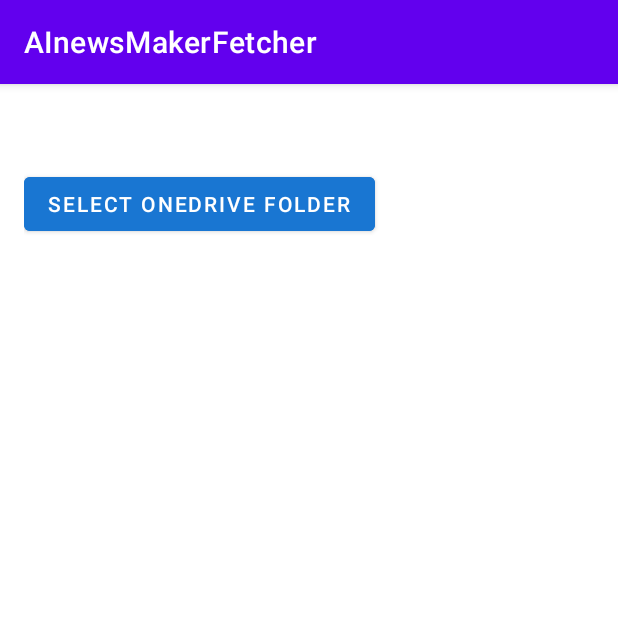
After one commit to SpyrosMagripis/AInewsMakerFetcher, an Android app: the LocalNewsActivity screen opened directly, with no data from a screen before it, on a phone screen of 412 x 824 dp, the top half of it. The commit adds this screen. Run offline under Robolectric (Android 15) with nearby library versions, the phone set to English and light mode, and no system bars.

Commit message:
feat: add local news activities and layouts

```diff
--- a/app/build.gradle.kts
+++ b/app/build.gradle.kts
@@ -41,6 +41,7 @@ dependencies {
     implementation(libs.androidx.appcompat)
     implementation(libs.material)
     implementation(libs.commonmark)
+    implementation(libs.androidx.documentfile)
     testImplementation(libs.junit)
     androidTestImplementation(libs.androidx.junit)
     androidTestImplementation(libs.androidx.espresso.core)
--- a/app/src/main/AndroidManifest.xml
+++ b/app/src/main/AndroidManifest.xml
@@ -21,6 +21,8 @@
             </intent-filter>
         </activity>
         <activity android:name=".ReportActivity" />
-    </application>
+        <activity android:name=".LocalNewsActivity" />
+        <activity android:name=".LocalReportActivity" />
+      </application>
 
 </manifest>
--- /dev/null
+++ b/app/src/main/java/com/spymag/ainewsmakerfetcher/LocalNewsActivity.kt
@@ -0,0 +1,109 @@
+package com.spymag.ainewsmakerfetcher
+
+import android.app.Activity
+import android.content.Intent
+import android.content.res.Configuration
+import android.net.Uri
+import android.os.Bundle
+import android.view.View
+import android.widget.Button
+import android.widget.ListView
+import androidx.appcompat.app.AppCompatActivity
+import androidx.core.view.ViewCompat
+import androidx.core.view.WindowCompat
+import androidx.core.view.WindowInsetsCompat
+import androidx.core.view.WindowInsetsControllerCompat
+import androidx.documentfile.provider.DocumentFile
+
+class LocalNewsActivity : AppCompatActivity() {
+
+    private lateinit var listView: ListView
+    private lateinit var adapter: LocalNewsAdapter
+
+    override fun onCreate(savedInstanceState: Bundle?) {
+        super.onCreate(savedInstanceState)
+        WindowCompat.setDecorFitsSystemWindows(window, false)
+        setContentView(R.layout.activity_local_news)
+        val controller = WindowInsetsControllerCompat(window, window.decorView)
+        controller.show(WindowInsetsCompat.Type.systemBars())
+        val isLightMode =
+            (resources.configuration.uiMode and Configuration.UI_MODE_NIGHT_MASK) !=
+                Configuration.UI_MODE_NIGHT_YES
+        controller.isAppearanceLightStatusBars = isLightMode
+
+        val root: View = findViewById(R.id.rootLayout)
+        val typedArray = theme.obtainStyledAttributes(intArrayOf(android.R.attr.actionBarSize))
+        val actionBarHeight = typedArray.getDimensionPixelSize(0, 0)
+        typedArray.recycle()
+        val start = root.paddingLeft
+        val end = root.paddingRight
+        val bottom = root.paddingBottom
+        ViewCompat.setOnApplyWindowInsetsListener(root) { view, insets ->
+            val systemBars = insets.getInsets(WindowInsetsCompat.Type.systemBars())
+            view.setPadding(
+                start + systemBars.left,
+                systemBars.top + actionBarHeight,
+                end + systemBars.right,
+                bottom + systemBars.bottom
+            )
+            WindowInsetsCompat.CONSUMED
+        }
+
+        listView = findViewById(R.id.listLocalReports)
+        adapter = LocalNewsAdapter(this, mutableListOf())
+        listView.adapter = adapter
+        listView.setOnItemClickListener { _, _, position, _ ->
+            val item = adapter.getItem(position)
+            if (item != null) {
+                val intent = Intent(this, LocalReportActivity::class.java)
+                intent.putExtra("uri", item.uri.toString())
+                startActivity(intent)
+            }
+        }
+
+        findViewById<Button>(R.id.btnPickFolder).setOnClickListener { openFolderPicker() }
+
+        val prefs = getSharedPreferences("local_news", MODE_PRIVATE)
+        val uriString = prefs.getString("treeUri", null)
+        if (uriString != null) {
+            loadArticles(Uri.parse(uriString))
+        }
+    }
+
+    private fun openFolderPicker() {
+        val intent = Intent(Intent.ACTION_OPEN_DOCUMENT_TREE)
+        startActivityForResult(intent, REQUEST_CODE_PICK_FOLDER)
+    }
+
+    override fun onActivityResult(requestCode: Int, resultCode: Int, data: Intent?) {
+        super.onActivityResult(requestCode, resultCode, data)
+        if (requestCode == REQUEST_CODE_PICK_FOLDER && resultCode == Activity.RESULT_OK) {
+            val uri = data?.data ?: return
+            contentResolver.takePersistableUriPermission(
+                uri,
+                Intent.FLAG_GRANT_READ_URI_PERMISSION
+            )
+            getSharedPreferences("local_news", MODE_PRIVATE).edit()
+                .putString("treeUri", uri.toString()).apply()
+            loadArticles(uri)
+        }
+    }
+
+    private fun loadArticles(treeUri: Uri) {
+        val root = DocumentFile.fromTreeUri(this, treeUri) ?: return
+        val items = mutableListOf<LocalArticle>()
+        for (file in root.listFiles()) {
+            if (file.isFile && file.name?.endsWith(".txt", true) == true) {
+                val text = contentResolver.openInputStream(file.uri)?.bufferedReader()
+                    ?.use { it.readText() }.orEmpty()
+                val preview = text.lineSequence().firstOrNull() ?: ""
+                items.add(LocalArticle(file.name ?: "", preview, file.uri))
+            }
+        }
+        adapter.update(items)
+    }
+
+    companion object {
+        private const val REQUEST_CODE_PICK_FOLDER = 1001
+    }
+}
--- a/app/src/main/java/com/spymag/ainewsmakerfetcher/MainActivity.kt
+++ b/app/src/main/java/com/spymag/ainewsmakerfetcher/MainActivity.kt
@@ -98,6 +98,10 @@ class MainActivity : AppCompatActivity() {
                 fetchReports()
                 true
             }
+            R.id.action_local -> {
+                startActivity(Intent(this, LocalNewsActivity::class.java))
+                true
+            }
             else -> super.onOptionsItemSelected(item)
         }
     }
--- /dev/null
+++ b/app/src/main/res/layout/activity_local_news.xml
@@ -0,0 +1,26 @@
+<?xml version="1.0" encoding="utf-8"?>
+<LinearLayout xmlns:android="http://schemas.android.com/apk/res/android"
+    android:id="@+id/rootLayout"
+    android:layout_width="match_parent"
+    android:layout_height="match_parent"
+    android:orientation="vertical"
+    android:paddingStart="16dp"
+    android:paddingEnd="16dp"
+    android:paddingBottom="16dp">
+
+    <Button
+        android:id="@+id/btnPickFolder"
+        android:layout_width="wrap_content"
+        android:layout_height="wrap_content"
+        android:layout_marginBottom="8dp"
+        android:backgroundTint="@color/navy_blue"
+        android:text="@string/select_folder"
+        android:textColor="@android:color/white" />
+
+    <ListView
+        android:id="@+id/listLocalReports"
+        android:layout_width="match_parent"
+        android:layout_height="0dp"
+        android:layout_weight="1" />
+
+</LinearLayout>
--- a/app/src/main/res/menu/main_menu.xml
+++ b/app/src/main/res/menu/main_menu.xml
@@ -6,4 +6,8 @@
         android:title="@string/refresh"
         android:icon="@drawable/ic_refresh"
         app:showAsAction="always" />
+    <item
+        android:id="@+id/action_local"
+        android:title="@string/local_news"
+        app:showAsAction="never" />
 </menu>
--- a/app/src/main/res/values/strings.xml
+++ b/app/src/main/res/values/strings.xml
@@ -4,4 +4,6 @@
     <string name="from_date">From</string>
     <string name="to_date">To</string>
     <string name="clear_filter">Clear</string>
+    <string name="local_news">Local News</string>
+    <string name="select_folder">Select OneDrive Folder</string>
 </resources>
--- a/gradle/libs.versions.toml
+++ b/gradle/libs.versions.toml
@@ -8,6 +8,7 @@ espressoCore = "3.7.0"
 appcompat = "1.6.1"
 material = "1.10.0"
 commonmark = "0.21.0"
+documentfile = "1.0.1"
 
 [libraries]
 androidx-core-ktx = { group = "androidx.core", name = "core-ktx", version.ref = "coreKtx" }
@@ -17,6 +18,7 @@ androidx-espresso-core = { group = "androidx.test.espresso", name = "espresso-co
 androidx-appcompat = { group = "androidx.appcompat", name = "appcompat", version.ref = "appcompat" }
 material = { group = "com.google.android.material", name = "material", version.ref = "material" }
 commonmark = { group = "org.commonmark", name = "commonmark", version.ref = "commonmark" }
+androidx-documentfile = { group = "androidx.documentfile", name = "documentfile", version.ref = "documentfile" }
 
 [plugins]
 android-application = { id = "com.android.application", version.ref = "agp" }
```
Also changed, not shown: app/src/main/java/com/spymag/ainewsmakerfetcher/LocalArticle.kt (added, +12 -0 lines), app/src/main/java/com/spymag/ainewsmakerfetcher/LocalNewsAdapter.kt (added, +29 -0 lines), app/src/main/java/com/spymag/ainewsmakerfetcher/LocalReportActivity.kt (added, +61 -0 lines), app/src/main/res/layout/activity_local_report.xml (added, +13 -0 lines), app/src/main/res/layout/item_local_article.xml (added, +19 -0 lines).
